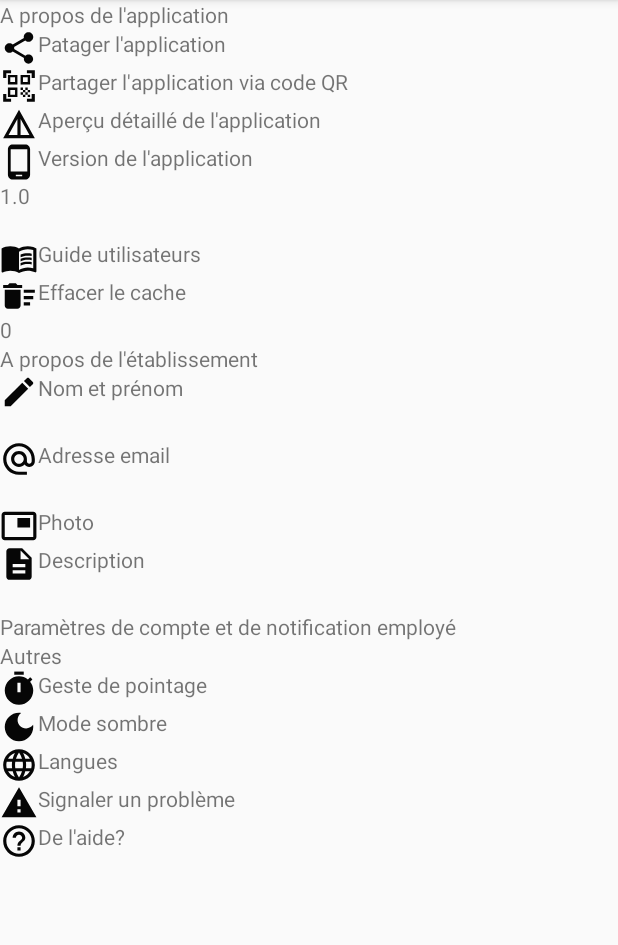
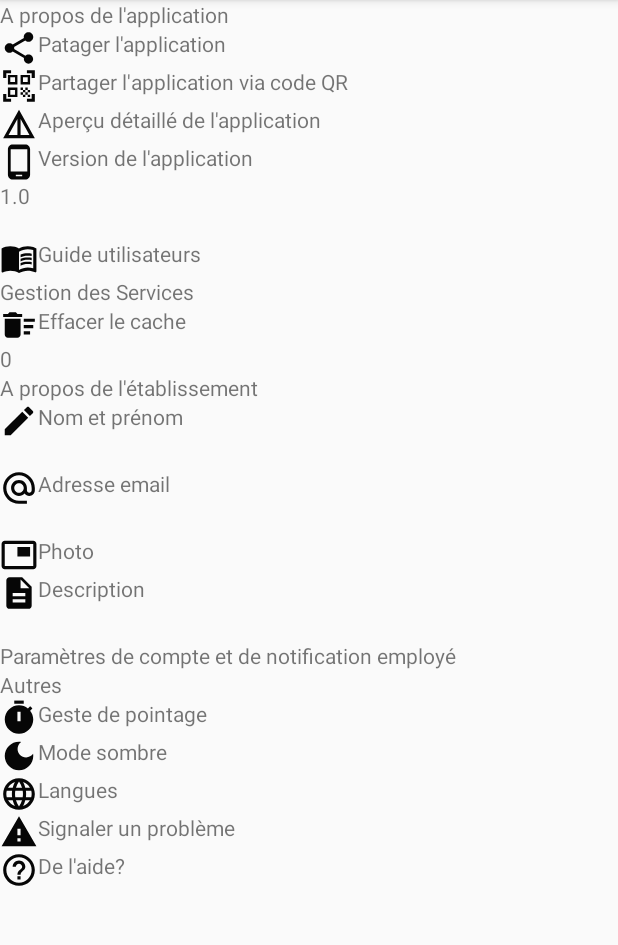
Before and after one commit to RononChen/ClockingApp, an Android app: the MainSetting screen opened directly, with no data from a screen before it, after a tap on an icon or button, on a phone screen of 412 x 824 dp, the part 84-1029 px from its top. Run offline under Robolectric (Android 15) with nearby library versions, the phone set to English and light mode, and no system bars.

Commit message:
"Set up activity"

```diff
--- a/app/src/main/java/uac/imsp/clockingapp/Controller/control/settings/MainSettingsController.java
+++ b/app/src/main/java/uac/imsp/clockingapp/Controller/control/settings/MainSettingsController.java
@@ -70,6 +70,11 @@ mainSettingsView.onAccount();
 	@Override
 	public void onPicture() {
 
+	}
+
+	@Override
+	public void onService() {
+mainSettingsView.onService();
 	}
 
 	@Override
--- a/app/src/main/java/uac/imsp/clockingapp/Controller/util/settings/IMainSettingsController.java
+++ b/app/src/main/java/uac/imsp/clockingapp/Controller/util/settings/IMainSettingsController.java
@@ -12,6 +12,7 @@ public interface IMainSettingsController {
 	//About the establishment
 	void onName();
 	void onPicture();
+	void onService();
 	void onEmail();
 	void onClocking();
 	void onDescription();
--- a/app/src/main/java/uac/imsp/clockingapp/Model/dao/EmployeeManager.java
+++ b/app/src/main/java/uac/imsp/clockingapp/Model/dao/EmployeeManager.java
@@ -421,6 +421,7 @@ un tableau contenant les emplyés vérifiant le motif de recherche*/
     }
 
     // presence report in a month for an employee
+    /**Test**/
     public String[] getPresenceReportForEmployee(
             Employee employee, int month, int year)  {
         //int nb;
--- a/app/src/main/java/uac/imsp/clockingapp/View/activity/ConsultStatisticsByService.java
+++ b/app/src/main/java/uac/imsp/clockingapp/View/activity/ConsultStatisticsByService.java
@@ -96,8 +96,7 @@ implements IConsultStatisticsByServiceView, AdapterView.OnItemSelectedListener,
         for(String service: resultMap.keySet()){
             pieEntries.add(new PieEntry(Objects.requireNonNull
                     (resultMap.get(service)), service));
-           /// pieEntries.add(new PieEntry(Objects.requireNonNull
-                    //(resultMap.get(service).floatValue()), service));
+
         }
 
         //collecting the entries with label name
--- a/app/src/main/java/uac/imsp/clockingapp/View/activity/Services.java
+++ b/app/src/main/java/uac/imsp/clockingapp/View/activity/Services.java
@@ -33,6 +33,7 @@ public class Services extends AppCompatActivity implements IServicesView,
 		super.onCreate(savedInstanceState);
 		setContentView(R.layout.activity_services);
 		initView();
+		servicesPresenter=new ServicesController(this);
 		servicesPresenter.onStart();
 
 	}
@@ -75,7 +76,7 @@ public class Services extends AppCompatActivity implements IServicesView,
 
 	@Override
 	public void askConfirmDelete() {
-		String message="",title="",
+		String message=getString(R.string.confirm_update_service),title="",
 				pos=getString(R.string.yes),
 				neg=getString(R.string.no);
 		AlertDialog.Builder builder = new AlertDialog.Builder(this);
--- a/app/src/main/java/uac/imsp/clockingapp/View/activity/settings/MainSetting.java
+++ b/app/src/main/java/uac/imsp/clockingapp/View/activity/settings/MainSetting.java
@@ -19,6 +19,7 @@ import uac.imsp.clockingapp.BuildConfig;
 import uac.imsp.clockingapp.Controller.control.settings.MainSettingsController;
 import uac.imsp.clockingapp.Controller.util.settings.IMainSettingsController;
 import uac.imsp.clockingapp.R;
+import uac.imsp.clockingapp.View.activity.Services;
 import uac.imsp.clockingapp.View.activity.settings.others.Clocking;
 import uac.imsp.clockingapp.View.activity.settings.others.DarkMode;
 import uac.imsp.clockingapp.View.activity.settings.others.Help;
@@ -28,7 +29,7 @@ import uac.imsp.clockingapp.View.util.settings.IMainSettingsView;
 
 public class MainSetting extends AppCompatActivity implements View.OnClickListener, IMainSettingsView {
 TextView share,shareViaQR,overview,appVersion,clearCache,cacheSize,name,clock,dark,lang,problem,help,
-		email,desc,accountSettings;
+		email,desc,accountSettings,service;
 	EditText input;
 Intent intent;
 LinearLayout nameLayout;
@@ -53,7 +54,8 @@ IMainSettingsController mainSettingsPresenter;
 		retrieveSharedPreferences();
 	}
 	public void initView(){
-
+		service=findViewById(R.id.setting_services);
+		service.setOnClickListener(this);
 		share=findViewById(R.id.setting_share);
 		shareViaQR=findViewById(R.id.setting_share_with_qr);
 		overview=findViewById(R.id.setting_overview);
@@ -97,7 +99,10 @@ IMainSettingsController mainSettingsPresenter;
 
 	@Override
 	public void onClick(View v) {
-if(v.getId()==R.id.setting_share)
+
+		if(v.getId()==R.id.setting_services)
+			mainSettingsPresenter.onService();
+else if(v.getId()==R.id.setting_share)
 	mainSettingsPresenter.onShareApp();
 else if(v.getId()==R.id.setting_share_with_qr)
 	mainSettingsPresenter.onShareAppViaQRCode();
@@ -190,6 +195,12 @@ cacheSize.setText(String.valueOf(cacheSizeValue));
 	@Override
 	public void onAccount() {
 intent=new Intent(MainSetting.this,ManageUsername.class);
+startActivity(intent);
+	}
+
+	@Override
+	public void onService() {
+intent=new Intent(this, Services.class);
 startActivity(intent);
 	}
 
--- a/app/src/main/java/uac/imsp/clockingapp/View/util/settings/IMainSettingsView.java
+++ b/app/src/main/java/uac/imsp/clockingapp/View/util/settings/IMainSettingsView.java
@@ -10,6 +10,7 @@ public interface IMainSettingsView {
 
 	void onOverview();
 	void onAccount();
+	void onService();
 
 	void onClock();
 	void onDark();
--- a/app/src/main/res/layout/activity_main_setting.xml
+++ b/app/src/main/res/layout/activity_main_setting.xml
@@ -66,6 +66,12 @@
             android:id="@+id/setting_docs"
             android:layout_height="wrap_content"
             app:drawableStartCompat="@drawable/ic_baseline_menu_book_25" />
+
+        <TextView
+            android:id="@+id/setting_services"
+            android:text="Gestion des Services"
+            android:layout_width="wrap_content"
+            android:layout_height="wrap_content"/>
         <LinearLayout
             android:id="@+id/setting_cache_label"
             android:orientation="vertical"
--- a/app/src/main/res/layout/service_result_item_layout.xml
+++ b/app/src/main/res/layout/service_result_item_layout.xml
@@ -7,7 +7,7 @@
     <LinearLayout
         android:layout_marginStart="70dp"
         android:layout_width="230dp"
-        android:layout_height="40dp"
+        android:layout_height="wrap_content"
         android:orientation="horizontal"
         >
         <TextView
@@ -23,7 +23,7 @@
             android:textColor="@color/black"
             android:fontFamily="@font/latoregular"
             android:layout_width="160dp"
-            android:layout_height="30dp"
+            android:layout_height="wrap_content"
             android:layout_marginStart="30dp"
             android:text="@string/nom"
             android:textSize="20sp"
--- a/app/src/main/res/values/strings.xml
+++ b/app/src/main/res/values/strings.xml
@@ -276,6 +276,8 @@
     <string name="confirm_delete_service">Supprimer le service</string>
     <string name="delete_not_possible">Ce service ne peut pas etre supprimé
     car un ou plusieurs employés sont y enregistrés</string>
+    <string name="confirm_update_service_title">Confirmation de modification</string>
+    <string name="confirm_update_service">Vouler-vous apporter ces modifcations?</string>
 
 
 
```
Also changed, not shown: app/src/main/AndroidManifest.xml (+0 -9 lines), 2 other files.
